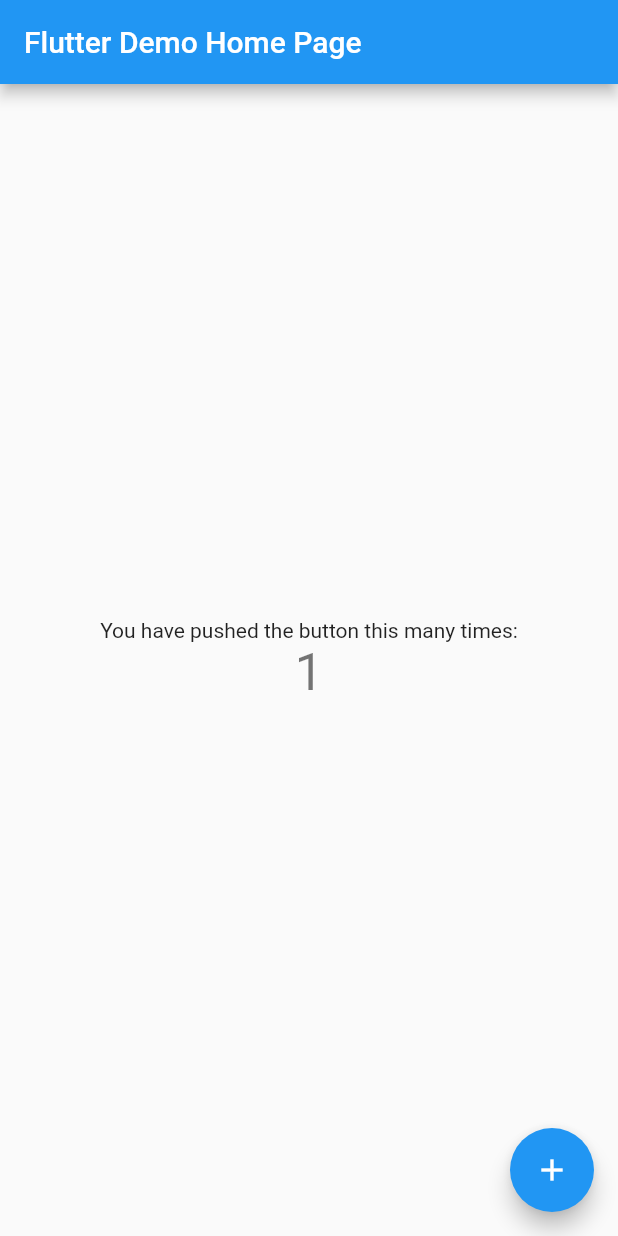
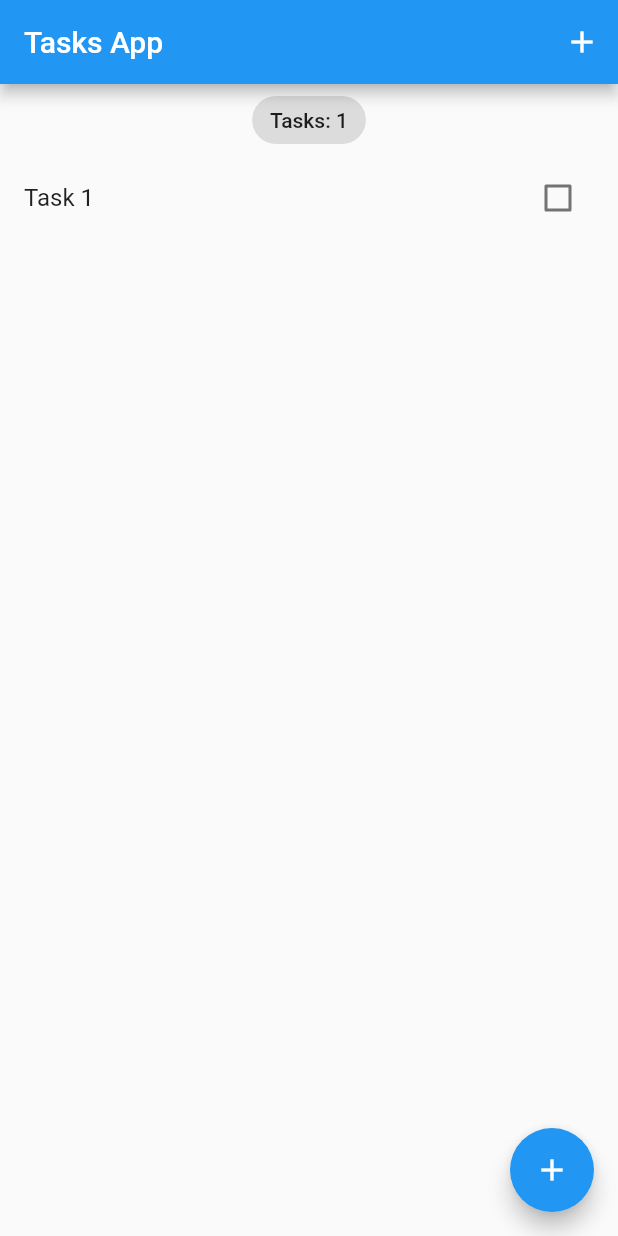
Before and after one commit to ttoghere/tktodo, a Flutter app: the screen it shows after launch, after a tap on the "add" icon, on a phone screen of 412 x 824 dp. Run offline on Flutter 3.47's test engine with Material 2 defaults, Android fonts, the phone set to English and light mode, and no system bars; our stand-ins replace equatable, firebase_core, flutter_bloc, hydrated_bloc; accounts and stored records are empty.

Commit message:
What i did && Next on:
Did:
1)Firebase connection has done
2)i have added hydrated bloc but got some issues with it
3)have added necessary pubs (for begining)
4)have added a id gen ( it means no need for using uuid at least for this app )

```diff
--- /dev/null
+++ b/lib/bloc_folder/blocs.dart
@@ -0,0 +1 @@
+export 'task_bloc/task_bloc_bloc.dart';
--- /dev/null
+++ b/lib/bloc_folder/task_bloc/task_bloc_bloc.dart
@@ -0,0 +1,56 @@
+import 'dart:convert';
+
+import 'package:flutter_bloc/flutter_bloc.dart';
+import 'package:equatable/equatable.dart';
+import 'package:hydrated_bloc/hydrated_bloc.dart';
+import 'package:tktodo/models/task.dart';
+
+part 'task_bloc_event.dart';
+part 'task_bloc_state.dart';
+
+class TaskBlocBloc extends HydratedBloc<TaskBlocEvent, TaskBlocState> {
+  TaskBlocBloc() : super(const TaskBlocState()) {
+    on<AddTask>(_onAddTask);
+    on<UpdateTask>(_onUpdateTask);
+    on<DeleteTask>(_onDeleteTask);
+    on<RemoveTask>(_onRemoveTask);
+  }
+  void _onAddTask(AddTask event, Emitter<TaskBlocState> emit) {
+    final state = this.state;
+    emit(
+      TaskBlocState(
+        allTasks: List.from(state.allTasks)..add(event.task),
+      ),
+    );
+  }
+
+  void _onUpdateTask(UpdateTask event, Emitter<TaskBlocState> emit) {
+    final state = this.state;
+    final task = event.task;
+    final int index = state.allTasks.indexOf(task);
+    List<Task> allTasks = List.from(state.allTasks)..remove(task);
+    task.isDone == false
+        ? allTasks.insert(index, task.copyWith(isDone: true))
+        : allTasks.insert(index, task.copyWith(isDone: false));
+    emit(TaskBlocState(allTasks: allTasks));
+  }
+
+  void _onDeleteTask(DeleteTask event, Emitter<TaskBlocState> emit) {
+    final state = this.state;
+    emit(
+      TaskBlocState(allTasks: List.from(state.allTasks)..remove(event.task)),
+    );
+  }
+
+  void _onRemoveTask(RemoveTask event, Emitter<TaskBlocState> emit) {}
+
+  @override
+  TaskBlocState? fromJson(Map<String, dynamic> json) {
+    return TaskBlocState.fromMap(json);
+  }
+
+  @override
+  Map<String, dynamic>? toJson(TaskBlocState state) {
+    return state.toMap();
+  }
+}
--- /dev/null
+++ b/lib/bloc_folder/task_bloc/task_bloc_event.dart
@@ -0,0 +1,36 @@
+part of 'task_bloc_bloc.dart';
+
+abstract class TaskBlocEvent extends Equatable {
+  const TaskBlocEvent();
+
+  @override
+  List<Object> get props => [];
+}
+
+class AddTask extends TaskBlocEvent {
+  final Task task;
+  const AddTask({required this.task});
+  @override
+  List<Object> get props => [task];
+}
+
+class RemoveTask extends TaskBlocEvent {
+  final Task task;
+  const RemoveTask({required this.task});
+  @override
+  List<Object> get props => [task];
+}
+
+class UpdateTask extends TaskBlocEvent {
+  final Task task;
+  const UpdateTask({required this.task});
+  @override
+  List<Object> get props => [task];
+}
+
+class DeleteTask extends TaskBlocEvent {
+  final Task task;
+  const DeleteTask({required this.task});
+  @override
+  List<Object> get props => [task];
+}
--- /dev/null
+++ b/lib/bloc_folder/task_bloc/task_bloc_state.dart
@@ -0,0 +1,26 @@
+part of 'task_bloc_bloc.dart';
+
+class TaskBlocState extends Equatable {
+  final List<Task> allTasks;
+  const TaskBlocState({
+    this.allTasks = const <Task>[],
+  });
+  @override
+  List<Object> get props => [allTasks];
+
+  Map<String, dynamic> toMap() {
+    return <String, dynamic>{
+      'allTasks': allTasks.map((x) => x.toMap()).toList(),
+    };
+  }
+
+  factory TaskBlocState.fromMap(Map<String, dynamic> map) {
+    return TaskBlocState(
+      allTasks: List<Task>.from(
+        (map['allTasks'] as List<int>).map<Task>(
+          (x) => Task.fromMap(x as Map<String, dynamic>),
+        ),
+      ),
+    );
+  }
+}
--- a/lib/main.dart
+++ b/lib/main.dart
@@ -1,115 +1,39 @@
 import 'package:flutter/material.dart';
+import 'package:firebase_core/firebase_core.dart';
+import 'package:hydrated_bloc/hydrated_bloc.dart';
+import 'package:path_provider/path_provider.dart';
+import 'package:tktodo/bloc_folder/task_bloc/task_bloc_bloc.dart';
+import 'package:tktodo/models/task.dart';
+import 'package:tktodo/pages/tasks_page.dart';
+import 'firebase_options.dart';
+import 'package:flutter_bloc/flutter_bloc.dart';
 
-void main() {
+void main() async {
+  WidgetsFlutterBinding.ensureInitialized();
+  await Firebase.initializeApp(
+    options: DefaultFirebaseOptions.currentPlatform,
+  );
+  HydratedBloc.storage = await HydratedStorage.build(
+      storageDirectory: await getApplicationDocumentsDirectory());
+
   runApp(const MyApp());
 }
 
 class MyApp extends StatelessWidget {
   const MyApp({super.key});
-
-  // This widget is the root of your application.
   @override
   Widget build(BuildContext context) {
-    return MaterialApp(
-      title: 'Flutter Demo',
-      theme: ThemeData(
-        // This is the theme of your application.
-        //
-        // Try running your application with "flutter run". You'll see the
-        // application has a blue toolbar. Then, without quitting the app, try
-        // changing the primarySwatch below to Colors.green and then invoke
-        // "hot reload" (press "r" in the console where you ran "flutter run",
-        // or simply save your changes to "hot reload" in a Flutter IDE).
-        // Notice that the counter didn't reset back to zero; the application
-        // is not restarted.
-        primarySwatch: Colors.blue,
+    return MultiBlocProvider(
+      providers: [
+        BlocProvider(
+          create: (context) =>
+              TaskBlocBloc()..add(AddTask(task: Task(title: "Task 1",id: "1"))),
+        ),
+      ],
+      child: MaterialApp(
+        title: 'Material App',
+        home: TasksPage(),
       ),
-      home: const MyHomePage(title: 'Flutter Demo Home Page'),
     );
   }
 }
-
-class MyHomePage extends StatefulWidget {
-  const MyHomePage({super.key, required this.title});
-
-  // This widget is the home page of your application. It is stateful, meaning
-  // that it has a State object (defined below) that contains fields that affect
-  // how it looks.
-
-  // This class is the configuration for the state. It holds the values (in this
-  // case the title) provided by the parent (in this case the App widget) and
-  // used by the build method of the State. Fields in a Widget subclass are
-  // always marked "final".
-
-  final String title;
-
-  @override
-  State<MyHomePage> createState() => _MyHomePageState();
-}
-
-class _MyHomePageState extends State<MyHomePage> {
-  int _counter = 0;
-
-  void _incrementCounter() {
-    setState(() {
-      // This call to setState tells the Flutter framework that something has
-      // changed in this State, which causes it to rerun the build method below
-      // so that the display can reflect the updated values. If we changed
-      // _counter without calling setState(), then the build method would not be
-      // called again, and so nothing would appear to happen.
-      _counter++;
-    });
-  }
-
-  @override
-  Widget build(BuildContext context) {
-    // This method is rerun every time setState is called, for instance as done
-    // by the _incrementCounter method above.
-    //
-    // The Flutter framework has been optimized to make rerunning build methods
-    // fast, so that you can just rebuild anything that needs updating rather
-    // than having to individually change instances of widgets.
-    return Scaffold(
-      appBar: AppBar(
-        // Here we take the value from the MyHomePage object that was created by
-        // the App.build method, and use it to set our appbar title.
-        title: Text(widget.title),
-      ),
-      body: Center(
-        // Center is a layout widget. It takes a single child and positions it
-        // in the middle of the parent.
-        child: Column(
-          // Column is also a layout widget. It takes a list of children and
-          // arranges them vertically. By default, it sizes itself to fit its
-          // children horizontally, and tries to be as tall as its parent.
-          //
-          // Invoke "debug painting" (press "p" in the console, choose the
-          // "Toggle Debug Paint" action from the Flutter Inspector in Android
-          // Studio, or the "Toggle Debug Paint" command in Visual Studio Code)
-          // to see the wireframe for each widget.
-          //
-          // Column has various properties to control how it sizes itself and
-          // how it positions its children. Here we use mainAxisAlignment to
-          // center the children vertically; the main axis here is the vertical
-          // axis because Columns are vertical (the cross axis would be
-          // horizontal).
-          mainAxisAlignment: MainAxisAlignment.center,
-          children: <Widget>[
-            const Text(
-              'You have pushed the button this many times:',
-            ),
-            Text(
-              '$_counter',
-              style: Theme.of(context).textTheme.headlineMedium,
-            ),
-          ],
-        ),
-      ),
-      floatingActionButton: FloatingActionButton(
-        onPressed: _incrementCounter,
-        tooltip: 'Increment',
-        child: const Icon(Icons.add),
-      ), // This trailing comma makes auto-formatting nicer for build methods.
-    );
-  }
-}
--- /dev/null
+++ b/lib/models/task.dart
@@ -0,0 +1,59 @@
+// ignore_for_file: public_member_api_docs, sort_constructors_first
+import 'dart:convert';
+
+import 'package:equatable/equatable.dart';
+
+class Task extends Equatable {
+  final String title;
+  final String id;
+  bool? isDone;
+  bool? isDeleted;
+  Task({
+    required this.id,
+    required this.title,
+    this.isDone = false,
+    this.isDeleted = false,
+  });
+
+  @override
+  List<Object?> get props => [
+        title,
+        isDeleted,
+        isDone,
+        id
+
+      ];
+
+  Map<String, dynamic> toMap() {
+    return <String, dynamic>{
+      'title': title,
+      'id': id,
+      'isDone': isDone,
+      'isDeleted': isDeleted,
+    };
+  }
+
+  factory Task.fromMap(Map<String, dynamic> map) {
+    return Task(
+      title: map['title'] as String,
+      id: map['id'] as String,
+      isDone: map['isDone'] != null ? map['isDone'] as bool : null,
+      isDeleted: map['isDeleted'] != null ? map['isDeleted'] as bool : null,
+    );
+  }
+
+
+  Task copyWith({
+    String? title,
+    String? id,
+    bool? isDone,
+    bool? isDeleted,
+  }) {
+    return Task(
+      title: title ?? this.title,
+      id: id ?? this.id,
+      isDone: isDone ?? this.isDone,
+      isDeleted: isDeleted ?? this.isDeleted,
+    );
+  }
+}
--- /dev/null
+++ b/lib/pages/tasks_page.dart
@@ -0,0 +1,133 @@
+import 'package:flutter/material.dart';
+import 'package:flutter_bloc/flutter_bloc.dart';
+import 'package:tktodo/bloc_folder/blocs.dart';
+import 'package:tktodo/models/task.dart';
+import 'package:tktodo/services/guid_gen.dart';
+
+class TasksPage extends StatelessWidget {
+  TasksPage({Key? key}) : super(key: key);
+
+  //Bottom Sheet for Adding Tasks
+  void _addTask({required BuildContext context}) {
+    showModalBottomSheet(
+        context: context,
+        builder: (context) {
+          return SingleChildScrollView(
+            child: Container(
+              padding: EdgeInsets.only(
+                  bottom: MediaQuery.of(context).viewInsets.bottom),
+              child: Padding(
+                padding: const EdgeInsets.all(20.0),
+                child: _addTaskField(context),
+              ),
+            ),
+          );
+        });
+  }
+
+  //Way of adding tasks via on a textfield to storage
+  Column _addTaskField(BuildContext context) {
+    TextEditingController taskControl = TextEditingController();
+    return Column(
+      children: [
+        const Text(
+          "Add Task",
+          style: TextStyle(fontSize: 24),
+        ),
+        const SizedBox(
+          height: 10,
+        ),
+        TextField(
+          autofocus: true,
+          controller: taskControl,
+          decoration: const InputDecoration(
+              label: Text("Title"), border: OutlineInputBorder()),
+        ),
+        const SizedBox(
+          height: 5,
+        ),
+        Row(
+          mainAxisAlignment: MainAxisAlignment.spaceEvenly,
+          children: [
+            TextButton(
+              onPressed: () => Navigator.of(context).pop(),
+              child: const Text("Cancel"),
+            ),
+            ElevatedButton(
+              onPressed: () {
+                var task =
+                    Task(title: taskControl.text, id: GUIDGen.generate());
+                context.read<TaskBlocBloc>().add(
+                      AddTask(task: task),
+                    );
+                Navigator.of(context).pop();
+              },
+              child: const Text("Add"),
+            ),
+          ],
+        )
+      ],
+    );
+  }
+
+  @override
+  Widget build(BuildContext context) {
+    return BlocBuilder<TaskBlocBloc, TaskBlocState>(
+      builder: (context, state) {
+        return Scaffold(
+          appBar: AppBar(
+            title: const Text('Tasks App'),
+            actions: [
+              IconButton(
+                onPressed: () {},
+                icon: const Icon(Icons.add),
+              )
+            ],
+          ),
+          body: Column(
+            crossAxisAlignment: CrossAxisAlignment.center,
+            children: [
+              Center(
+                child: Chip(
+                  label: Text(
+                    'Tasks: ${state.allTasks.length}',
+                  ),
+                ),
+              ),
+              ListView.separated(
+                  shrinkWrap: true,
+                  itemBuilder: (context, index) {
+                    var task = state.allTasks[index];
+                    return ListTile(
+                      title: Text(task.title),
+                      trailing: Checkbox(
+                        value: task.isDone,
+                        onChanged: (value) {
+                          context.read<TaskBlocBloc>().add(
+                                UpdateTask(task: task),
+                              );
+                        },
+                      ),
+                      onLongPress: () => context
+                          .read<TaskBlocBloc>()
+                          .add(DeleteTask(task: task)),
+                    );
+                  },
+                  separatorBuilder: (context, index) => const Divider(
+                        thickness: 2,
+                      ),
+                  itemCount: state.allTasks.length),
+            ],
+          ),
+          floatingActionButton: FloatingActionButton(
+            onPressed: () {
+              _addTask(context: context);
+            },
+            tooltip: 'Add Task',
+            child: const Icon(Icons.add),
+          ),
+        );
+      },
+    );
+  }
+}
```
Also changed, not shown: lib/services/guid_gen.dart (added, +27 -0 lines), pubspec.yaml (+10 -17 lines), lib/firebase_options.dart (added), pubspec.lock, 14 other files.
